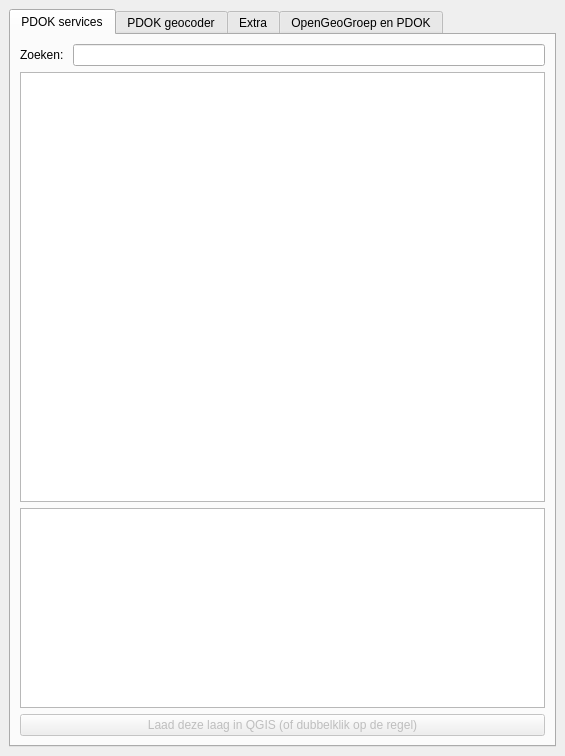
The window that ui_pdokservicesplugindockwidget.ui (rduivenvoorde/pdokservicesplugin) describes before a commit, drawn with Qt 5.
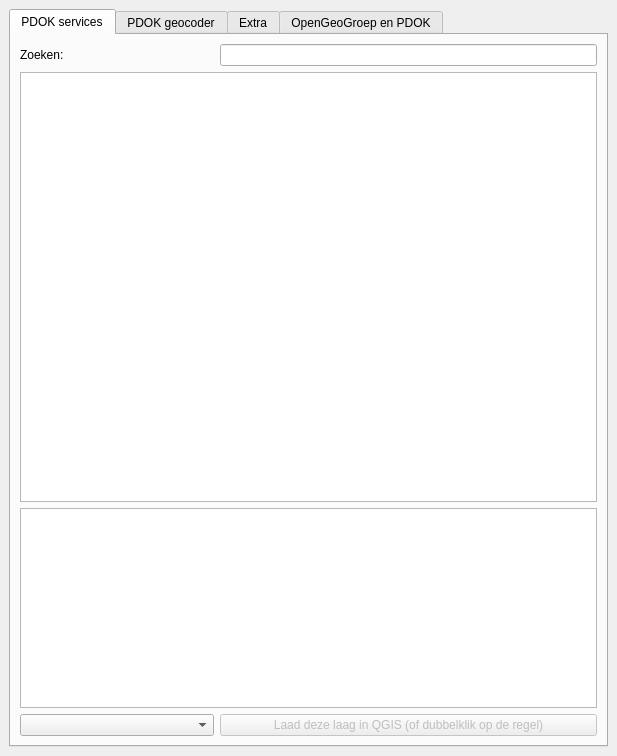
The same window after the commit. The open tabs and pages were chosen to show the change. Icons and pictures are not drawn.

Commit message: Nicer crs combobox

Patch:
```diff
--- a/ui_pdokservicesplugindockwidget.ui
+++ b/ui_pdokservicesplugindockwidget.ui
@@ -6,7 +6,7 @@
    <rect>
     <x>0</x>
     <y>0</y>
-    <width>565</width>
+    <width>617</width>
     <height>756</height>
    </rect>
   </property>
@@ -47,20 +47,10 @@
           </property>
          </widget>
         </item>
-        <item row="4" column="0" colspan="2">
-         <widget class="QPushButton" name="btnLoadLayer">
-          <property name="enabled">
-           <bool>false</bool>
-          </property>
-          <property name="text">
-           <string>Laad deze laag in QGIS (of dubbelklik op de regel)</string>
-          </property>
-         </widget>
-        </item>
         <item row="0" column="0">
          <widget class="QLabel" name="label">
           <property name="text">
-           <string>Zoeken: </string>
+           <string>Zoeken:                                             </string>
           </property>
          </widget>
         </item>
@@ -77,6 +67,19 @@
           </property>
          </widget>
         </item>
+        <item row="4" column="1">
+         <widget class="QPushButton" name="btnLoadLayer">
+          <property name="enabled">
+           <bool>false</bool>
+          </property>
+          <property name="text">
+           <string>Laad deze laag in QGIS (of dubbelklik op de regel)</string>
+          </property>
+         </widget>
+        </item>
+        <item row="4" column="0">
+         <widget class="QComboBox" name="comboSelectProj"/>
+        </item>
        </layout>
       </widget>
       <widget class="QWidget" name="tab_3">
```
Left out of the diff: 2 changed lines with no effect on the pictures. The commit also changes 4 other files.
